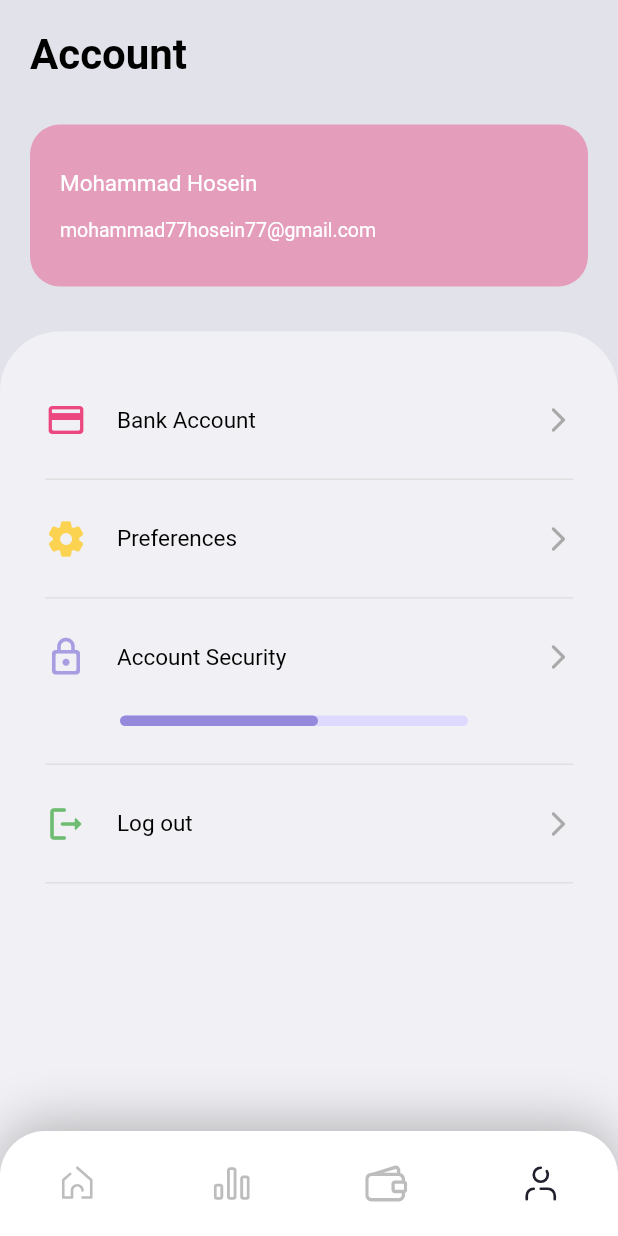
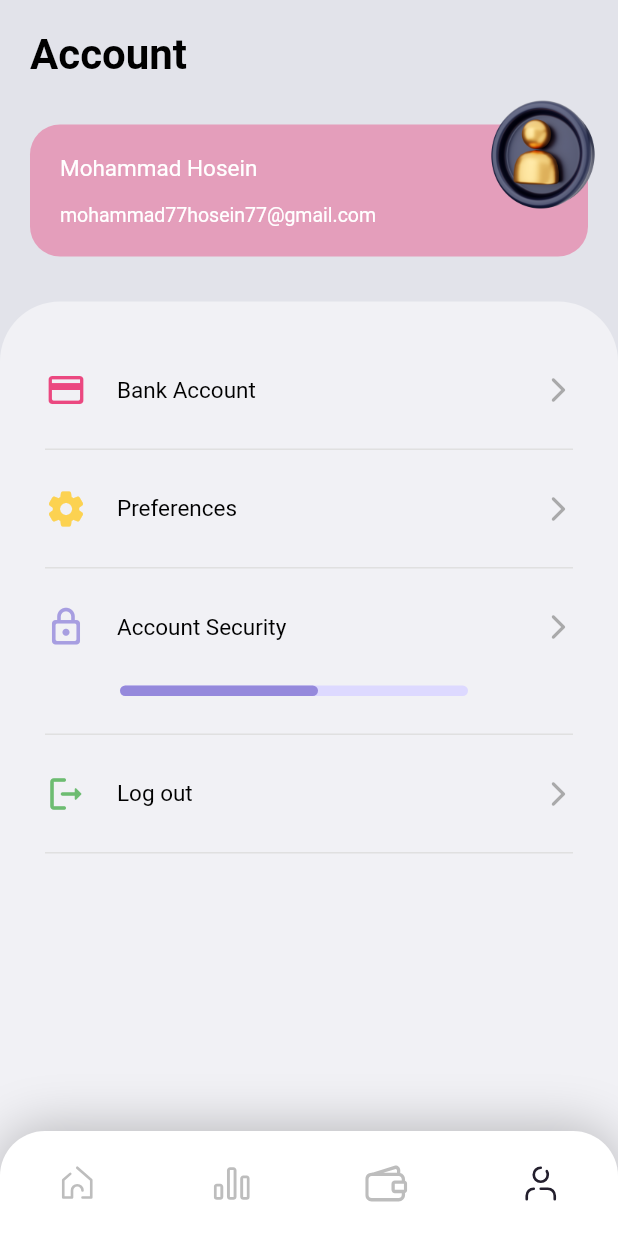
Before and after one commit to mohammad7hosein/crypto_currency_app_flutter, a Flutter app: the MainWrapper screen opened directly, item 4 of the bottom bar chosen, on a phone screen of 412 x 824 dp. Run offline on Flutter 3.47's test engine with Material 2 defaults, Android fonts, the phone set to English and light mode, and no system bars; our stand-ins replace cached_network_image, dio, flutter_svg, google_fonts, hive, hive_flutter and 4 more; accounts and stored records are empty; network calls fail; Roboto replaces fonts that are missing (Ubuntu).

Commit message:
add logo

```diff
--- a/lib/ui/components/main_wrapper.dart
+++ b/lib/ui/components/main_wrapper.dart
@@ -41,7 +41,7 @@ class MainWrapper extends StatelessWidget {
           decoration: const BoxDecoration(
             boxShadow: [
               BoxShadow(
-                offset: Offset(0, -5),
+                offset: Offset(0, -1),
                 color: Colors.black26,
                 blurRadius: 30,
               ),
--- a/lib/ui/screens/profile_screen.dart
+++ b/lib/ui/screens/profile_screen.dart
@@ -85,11 +85,13 @@ class ProfileScreen extends StatelessWidget {
     );
   }
 
-  Container buildAccountBanner() {
-    return Container(
+  Stack buildAccountBanner() {
+    return Stack(
+      children: [
+        Container(
           width: double.infinity,
           margin: const EdgeInsets.symmetric(horizontal: 20, vertical: 30),
-      padding: const EdgeInsets.symmetric(horizontal: 20, vertical: 30),
+          padding: const EdgeInsets.symmetric(horizontal: 20, vertical: 20),
           decoration: BoxDecoration(
             borderRadius: BorderRadius.circular(20),
             color: Colors.pink.withOpacity(0.35),
@@ -116,6 +118,18 @@ class ProfileScreen extends StatelessWidget {
               ),
             ],
           ),
+        ),
+        Align(
+          alignment: Alignment.bottomRight,
+          child: Image.asset(
+            alignment: Alignment.bottomRight,
+            "assets/images/user_account.png",
+            fit: BoxFit.cover,
+            width: 100,
+            height: 100,
+          ),
+        ),
+      ],
     );
   }
 
```
Also changed, not shown: pubspec.yaml (+8 -0 lines), assets/images/bitcoin.png (added), assets/images/user_account.png (added), lib/data/models/crypto_models/crypto_data.g.dart (added), lib/data/models/crypto_models/quotes.g.dart (added), pubspec.lock, 23 other files. Lines whose indentation alone changed are shown as unchanged.
